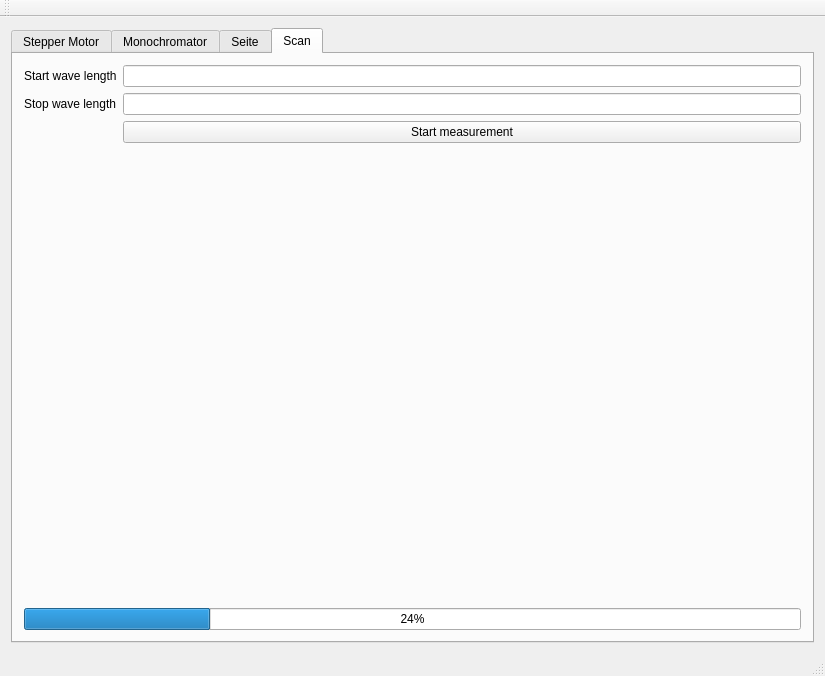
First picture: the form in mainwindow.ui, repository anates/DispersionSetup, before the edit.
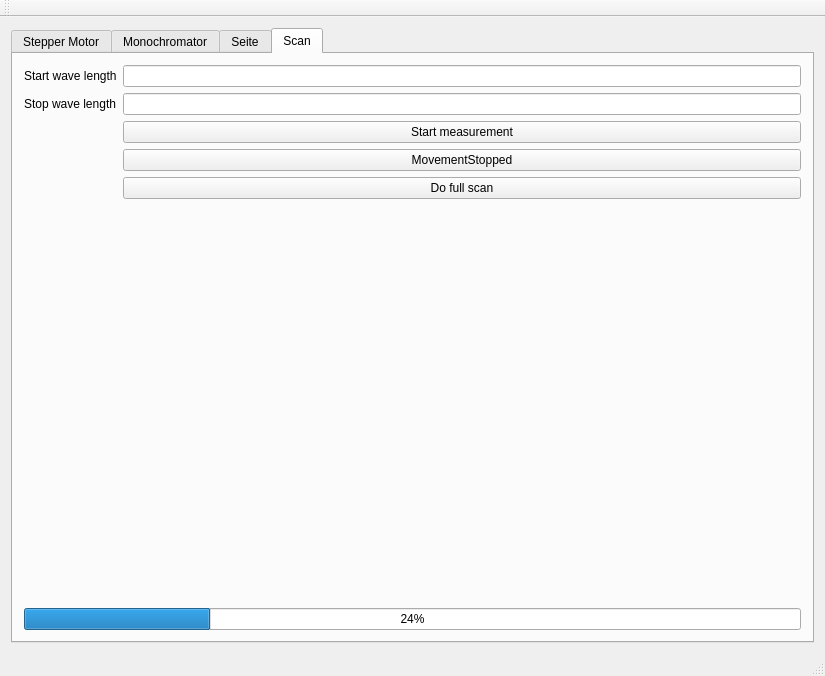
Second picture: the form after the edit. The open tabs and pages were chosen to show the change. Custom widgets are drawn as their Qt base class.

```diff
--- a/mainwindow.ui
+++ b/mainwindow.ui
@@ -212,6 +212,20 @@
             </property>
            </widget>
           </item>
+          <item row="3" column="1">
+           <widget class="QPushButton" name="MovStopped">
+            <property name="text">
+             <string>MovementStopped</string>
+            </property>
+           </widget>
+          </item>
+          <item row="4" column="1">
+           <widget class="QPushButton" name="FullScan">
+            <property name="text">
+             <string>Do full scan</string>
+            </property>
+           </widget>
+          </item>
          </layout>
         </item>
         <item row="2" column="0">
```
Left out of the diff: 2 changed lines with no effect on the pictures.
